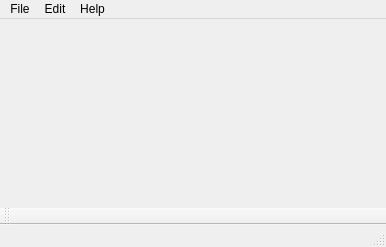
Qt form mainwindow.ui (starchimpsgroup/3dvv) before a commit.
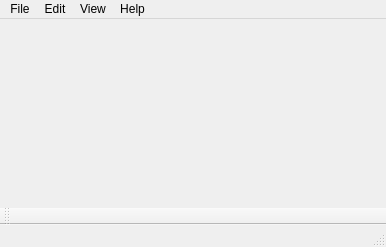
The same form after that commit.

Commit message: View menu

Patch:
```diff
--- a/mainwindow.ui
+++ b/mainwindow.ui
@@ -55,8 +55,15 @@
     </property>
     <addaction name="actionPreferences"/>
    </widget>
+   <widget class="QMenu" name="menuView">
+    <property name="title">
+     <string>View</string>
+    </property>
+    <addaction name="actionNavigation"/>
+   </widget>
    <addaction name="menuDatei"/>
    <addaction name="menuEdit"/>
+   <addaction name="menuView"/>
    <addaction name="menuHelp"/>
   </widget>
   <widget class="QToolBar" name="mainToolBar">
```
Left out of the diff: 11 changed lines with no effect on the pictures. The commit also changes 15 other files.
